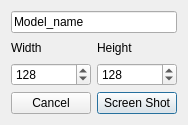
This is ScreenshotTool/dialog.ui in NCCA/PipelineAndTD as Qt 5 draws it before an edit. The edited form follows.
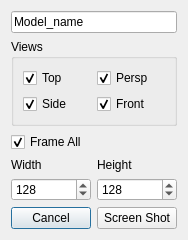
This is the edited form.

Commit message: updated Screenshot tool

```diff
--- a/ScreenshotTool/dialog.ui
+++ b/ScreenshotTool/dialog.ui
@@ -7,41 +7,14 @@
     <x>0</x>
     <y>0</y>
     <width>186</width>
-    <height>125</height>
+    <height>230</height>
    </rect>
   </property>
   <property name="windowTitle">
    <string>Dialog</string>
   </property>
   <layout class="QGridLayout" name="gridLayout">
-   <item row="3" column="1">
-    <widget class="QPushButton" name="screenshot">
-     <property name="text">
-      <string>Screen Shot</string>
-     </property>
-    </widget>
-   </item>
-   <item row="0" column="0" colspan="2">
-    <widget class="QLineEdit" name="base_name">
-     <property name="text">
-      <string>Model_name</string>
-     </property>
-    </widget>
-   </item>
-   <item row="2" column="0">
-    <widget class="QSpinBox" name="width">
-     <property name="minimum">
-      <number>64</number>
-     </property>
-     <property name="maximum">
-      <number>1024</number>
-     </property>
-     <property name="value">
-      <number>128</number>
-     </property>
-    </widget>
-   </item>
-   <item row="2" column="1">
+   <item row="4" column="1">
     <widget class="QSpinBox" name="height">
      <property name="minimum">
       <number>64</number>
@@ -57,27 +30,113 @@
      </property>
     </widget>
    </item>
-   <item row="3" column="0">
+   <item row="0" column="0" colspan="2">
+    <widget class="QLineEdit" name="base_name">
+     <property name="text">
+      <string>Model_name</string>
+     </property>
+    </widget>
+   </item>
+   <item row="5" column="0">
     <widget class="QPushButton" name="Cancel">
      <property name="text">
       <string>Cancel</string>
      </property>
     </widget>
    </item>
-   <item row="1" column="0">
-    <widget class="QLabel" name="label">
-     <property name="text">
-      <string>Width</string>
+   <item row="4" column="0">
+    <widget class="QSpinBox" name="width">
+     <property name="minimum">
+      <number>64</number>
+     </property>
+     <property name="maximum">
+      <number>1024</number>
+     </property>
+     <property name="value">
+      <number>128</number>
      </property>
     </widget>
    </item>
-   <item row="1" column="1">
+   <item row="3" column="1">
     <widget class="QLabel" name="label_2">
      <property name="text">
       <string>Height</string>
      </property>
     </widget>
    </item>
+   <item row="5" column="1">
+    <widget class="QPushButton" name="screenshot">
+     <property name="text">
+      <string>Screen Shot</string>
+     </property>
+    </widget>
+   </item>
+   <item row="3" column="0">
+    <widget class="QLabel" name="label">
+     <property name="text">
+      <string>Width</string>
+     </property>
+    </widget>
+   </item>
+   <item row="1" column="0" colspan="2">
+    <widget class="QGroupBox" name="groupBox">
+     <property name="title">
+      <string>Views</string>
+     </property>
+     <layout class="QGridLayout" name="gridLayout_2">
+      <item row="0" column="0">
+       <widget class="QCheckBox" name="top">
+        <property name="text">
+         <string>Top</string>
+        </property>
+        <property name="checked">
+         <bool>true</bool>
+        </property>
+       </widget>
+      </item>
+      <item row="0" column="1">
+       <widget class="QCheckBox" name="persp">
+        <property name="text">
+         <string>Persp</string>
+        </property>
+        <property name="checked">
+         <bool>true</bool>
+        </property>
+       </widget>
+      </item>
+      <item row="1" column="0">
+       <widget class="QCheckBox" name="side">
+        <property name="text">
+         <string>Side</string>
+        </property>
+        <property name="checked">
+         <bool>true</bool>
+        </property>
+       </widget>
+      </item>
+      <item row="1" column="1">
+       <widget class="QCheckBox" name="front">
+        <property name="text">
+         <string>Front</string>
+        </property>
+        <property name="checked">
+         <bool>true</bool>
+        </property>
+       </widget>
+      </item>
+     </layout>
+    </widget>
+   </item>
+   <item row="2" column="0">
+    <widget class="QCheckBox" name="frame_all">
+     <property name="text">
+      <string>Frame All</string>
+     </property>
+     <property name="checked">
+      <bool>true</bool>
+     </property>
+    </widget>
+   </item>
   </layout>
  </widget>
  <resources/>
```
The commit also changes 1 other file.
